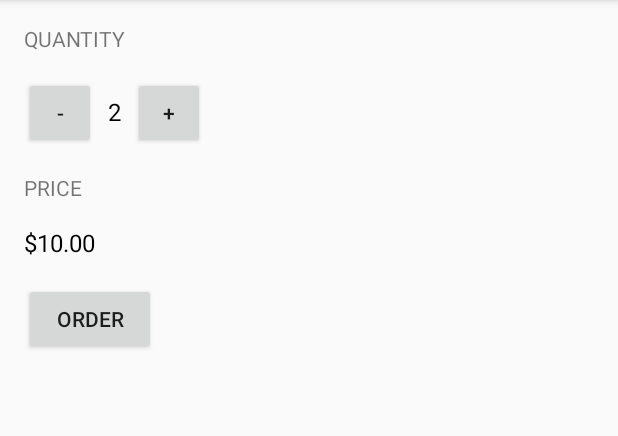
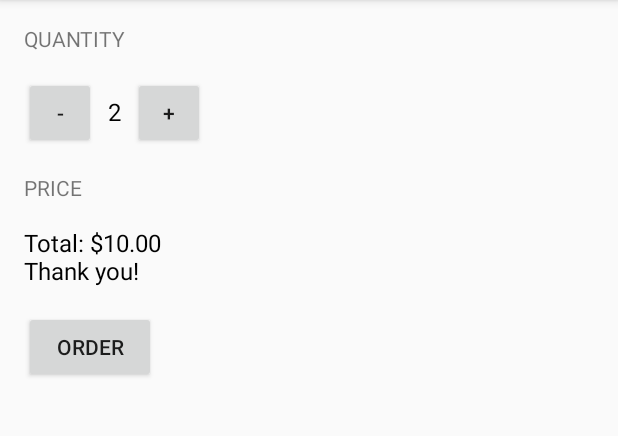
Before and after one commit to Viator3/AndroidDevelopmentForBeginnerByGoogle, an Android app: the screen it shows after launch (MainActivity), after a tap on "ORDER", on a phone screen of 412 x 824 dp, the part 84-520 px from its top. Run offline under Robolectric (Android 15) with nearby library versions, the phone set to English and light mode, and no system bars.

Commit message:
Thank you!

```diff
--- a/JustJava/app/src/main/java/com/example/valerii/justjava/MainActivity.java
+++ b/JustJava/app/src/main/java/com/example/valerii/justjava/MainActivity.java
@@ -39,7 +39,12 @@ public class MainActivity extends AppCompatActivity {
     * This method is called when the order button is clicked.
      */
     public void submitOrder(View view) {
-        displayPrice(quantity * 5);
+        //displayPrice(quantity * 5);
+        int price = quantity * 5;
+        String priceMessage = "Total: " +
+                NumberFormat.getCurrencyInstance(Locale.US).format(price);
+        priceMessage += "\nThank you!";
+        displayMessage(priceMessage);
     }
 
     /**
@@ -57,4 +62,9 @@ public class MainActivity extends AppCompatActivity {
         TextView priceTextView = (TextView) findViewById(R.id.price_text_view);
         priceTextView.setText(NumberFormat.getCurrencyInstance(Locale.US).format(number));
     }
+
+    private void displayMessage(String message) {
+        TextView priceTextView = (TextView) findViewById(R.id.price_text_view);
+        priceTextView.setText(message);
+    }
 }
--- a/JustJava/app/src/main/res/layout/activity_main.xml
+++ b/JustJava/app/src/main/res/layout/activity_main.xml
@@ -58,11 +58,9 @@
         android:id="@+id/price_text_view"
         android:layout_width="wrap_content"
         android:layout_height="wrap_content"
-        android:text="$10"
         android:textSize="16sp"
         android:layout_marginTop="16dp"
-        android:textColor="#000000"
-        android:textAllCaps="true" />
+        android:textColor="#000000" />
 
     <Button
         android:id="@+id/order_button"
```
